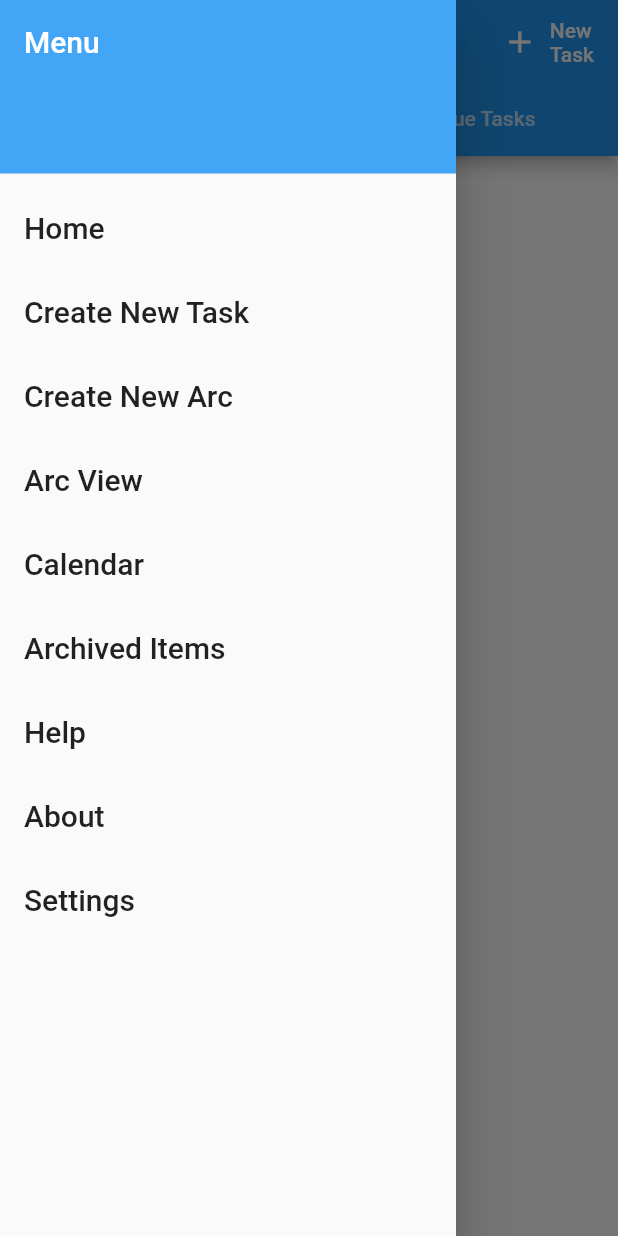
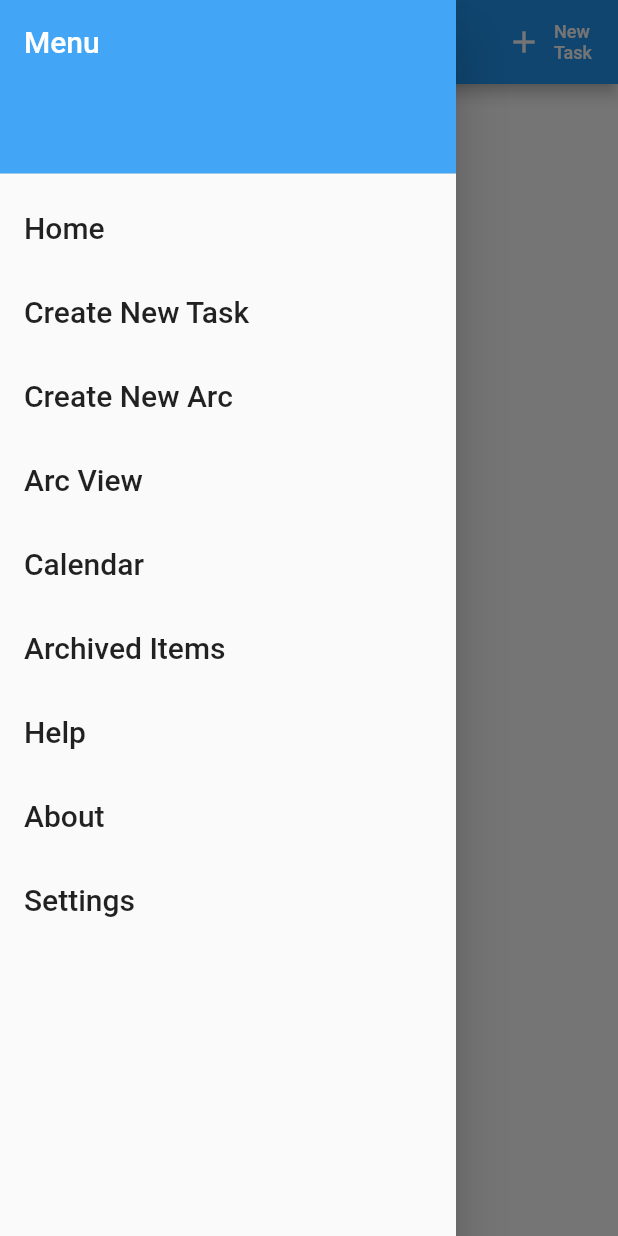
Before and after one commit to smacademic/project-cgkm, a Flutter app: the screen it shows after launch, with the side drawer open, on a phone screen of 412 x 824 dp. Run offline on Flutter 3.47's test engine with Material 2 defaults, Android fonts, the phone set to English and light mode, and no system bars; our stand-ins replace auto_size_text, datetime_picker_formfield, rxdart, sqflite, table_calendar; missing offline and left inert: date_utils; accounts and stored records are empty.

Commit message:
Update home_screen.dart

```diff
--- a/client/src/arcplanner/lib/src/ui/home_screen.dart
+++ b/client/src/arcplanner/lib/src/ui/home_screen.dart
@@ -14,14 +14,10 @@
  */
 
 import 'package:flutter/material.dart';
-import 'package:auto_size_text/auto_size_text.dart';
 import 'drawer_menu.dart';
 import '../blocs/bloc.dart';
-import 'arc_tile.dart';
-import 'task_tile.dart';
-import '../model/arc.dart';
-import '../model/task.dart';
 import 'package:intl/intl.dart';
+import '../helpers/tile.dart';
 
 class HomeScreen extends StatelessWidget {
   void _newTask() {}
@@ -29,23 +25,10 @@ class HomeScreen extends StatelessWidget {
   Widget build(context) {
     bool firstTimeLoading = true;
 
-
-    return DefaultTabController(
-      length: 2,
-      child: Scaffold(
+    return Scaffold(
         backgroundColor: Colors.white,
 
         appBar: AppBar(
-          bottom: TabBar(
-            tabs: <Widget>[
-              Tab(
-                text: 'Upcoming Tasks'
-              ),
-              Tab(
-                text: 'Past Due Tasks'
-              ),
-            ],
-          ),
           title: Text("Today is "
             + DateFormat.MEd().format(DateTime.now()),
           ),
@@ -61,7 +44,7 @@ class HomeScreen extends StatelessWidget {
                   label: Text(
                     'New\nTask',
                     style: TextStyle(
-                      fontSize: 14.0,
+                      fontSize: 12.0,
                     ),
                   ),
                   onPressed: _newTask,
@@ -88,6 +71,10 @@ class HomeScreen extends StatelessWidget {
 
                         if (snapshot.hasData) {
                           dynamic snapshotData = snapshot.data;
+
+                          print(snapshotData);
+
+                          if (snapshotData.toString() != '[]') {
                             return ListView.builder(
                               itemCount: snapshotData.length,
                               itemBuilder: (context, index) {
@@ -95,7 +82,24 @@ class HomeScreen extends StatelessWidget {
                               },
                             );
                           } else {
-                          return Text('There are no Arcs/Tasks');
+                            return Container(
+                              width: MediaQuery.of(context).size.width,
+                              child: Column(
+                                mainAxisAlignment: MainAxisAlignment.center,
+                                crossAxisAlignment: CrossAxisAlignment.center,
+                                children: <Widget>[
+                                  Text(
+                                    'There are no Upcoming Items',
+                                    style: TextStyle(
+                                      color: Colors.grey[600],
+                                    ),
+                                  ),
+                                ],
+                              )
+                            );
+                          }
+                        } else {
+                          return Text('');
                         }
                       },
                     );
@@ -107,17 +111,6 @@ class HomeScreen extends StatelessWidget {
         ),
 
         drawer: drawerMenu(context),
-      ),
     );
   }
 }
-
-Widget tile(dynamic obj, BuildContext context) {
-  if (obj is Arc) {
-    return arcTile(obj, context);
-  } else if (obj is Task) {
-    return taskTile(obj, context);
-  } else {
-    return Text('tile tried to build not an Arc or Task');
-  }
-}
```
Lines whose indentation alone changed are shown as unchanged.
